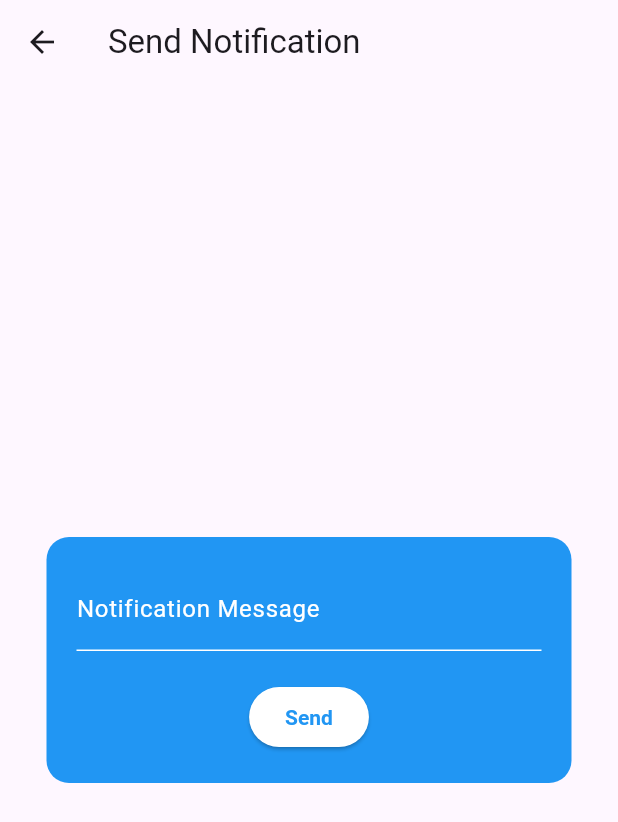
After one commit to Mahrukhnuman123/college_admin, a Flutter app: the NotificationPage screen opened directly, after a tap on "Send", on a phone screen of 412 x 824 dp. The commit adds this screen. Shown: the top 822 px of the screen. Run offline on Flutter 3.47's test engine with Material 3 defaults, Android fonts, the phone set to English and light mode, and no system bars; our stand-ins replace cloud_firestore, file_picker, firebase_auth, firebase_core, firebase_database, image_picker and 1 more; missing offline and left inert: flutter_email_sender, flutter_mailer; accounts and stored records are empty.

Commit message:
finished project

```diff
--- a/lib/studentpage.dart
+++ b/lib/studentpage.dart
@@ -3,6 +3,7 @@ import 'package:untitled2/add_student.dart';
 import 'package:untitled2/attendence_record.dart';
 import 'package:untitled2/email_notification.dart';
 import 'package:untitled2/events.dart';
+import 'package:untitled2/teacher_admin/Notification.dart';
 import 'package:untitled2/timetable.dart';
 
 class DashboardPage extends StatelessWidget {
@@ -31,7 +32,8 @@ class DashboardPage extends StatelessWidget {
             _buildGridTile(context, 'Add Attendance', AdminPanel()),
             _buildGridTile(context, 'Timetable', Timetable()),
             _buildGridTile(context, 'Events', EventsPage()),
-            _buildGridTile(context, 'EmailNotificaton', EmailNotification()),
+            _buildGridTile(context, 'EmailSendNotificaton', EmailSenderPage()),
+            _buildGridTile(context, 'Notificaton', NotificationPage()),
           ],
         ),
       ),
--- /dev/null
+++ b/lib/teacher_admin/Notification.dart
@@ -0,0 +1,70 @@
+ import 'package:flutter/material.dart';
+import 'package:firebase_database/firebase_database.dart';
+
+class NotificationPage extends StatelessWidget {
+  final TextEditingController _notificationController = TextEditingController();
+
+  void _sendNotification() {
+    if (_notificationController.text.isNotEmpty) {
+      // Reference to the Realtime Database
+      DatabaseReference ref = FirebaseDatabase.instance.ref("notifications");
+
+      // Save the notification to Realtime Database
+      ref.push().set({
+        'message': _notificationController.text,
+        'timestamp': ServerValue.timestamp,
+      });
+
+      // Clear the text field after sending the notification
+      _notificationController.clear();
+    }
+  }
+
+  @override
+  Widget build(BuildContext context) {
+    return Scaffold(
+      appBar: AppBar(
+        title: Text('Send Notification'),
+      ),
+      body: Center(
+        child: Container(
+          padding: const EdgeInsets.all(20.0),
+          width: 350.0,
+          decoration: BoxDecoration(
+            color: Colors.blue,
+            borderRadius: BorderRadius.circular(15.0),
+          ),
+          child: Column(
+            mainAxisSize: MainAxisSize.min,
+            children: [
+              TextField(
+                controller: _notificationController,
+                decoration: InputDecoration(
+                  labelText: 'Notification Message',
+                  labelStyle: TextStyle(color: Colors.white),
+                  enabledBorder: UnderlineInputBorder(
+                    borderSide: BorderSide(color: Colors.white),
+                  ),
+                  focusedBorder: UnderlineInputBorder(
+                    borderSide: BorderSide(color: Colors.white),
+                  ),
+                ),
+                style: TextStyle(color: Colors.white),
+              ),
+              SizedBox(height: 20),
+              ElevatedButton(
+                onPressed: _sendNotification,
+                style: ElevatedButton.styleFrom(
+                  backgroundColor: Colors.white,
+                  foregroundColor: Colors.blue,
+                  textStyle: TextStyle(fontWeight: FontWeight.bold),
+                ),
+                child: Text('Send'),
+              ),
+            ],
+          ),
+        ),
+      ),
+    );
+  }
+}
--- a/pubspec.yaml
+++ b/pubspec.yaml
@@ -47,6 +47,9 @@ dependencies:
   url_launcher: ^6.3.0
   flutter_mailer: ^2.0.0
   cloud_functions: ^5.0.4
+  firebase_database: ^11.0.4
+  flutter_email_sender: ^5.0.2
+
 
 
 
```
Also changed, not shown: lib/email_notification.dart (+56 -86 lines), pubspec.lock, 1 other file.
